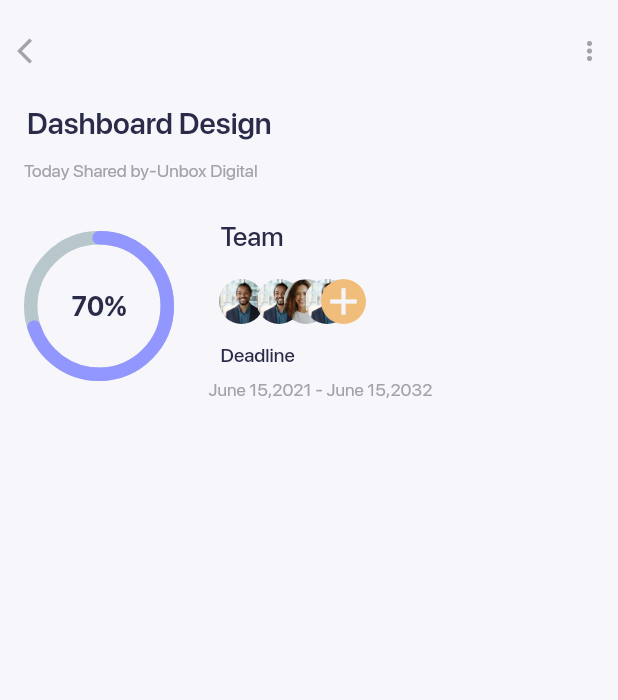
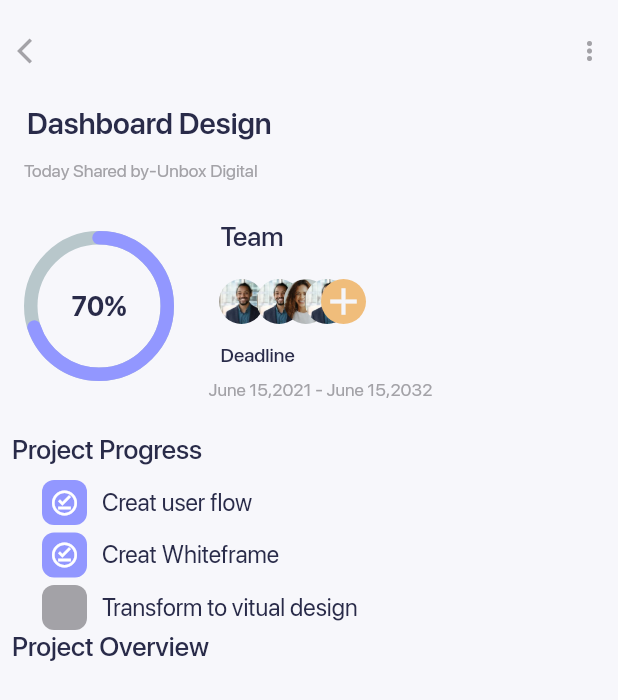
Before and after one commit to sakthiflutter/taskmanagement, a Flutter app: the Dashboardscreen screen opened directly, on a phone screen of 412 x 824 dp. Shown: the top 700 px of the screen. Run offline on Flutter 3.47's test engine with Material 2 defaults, Android fonts, the phone set to English and light mode, and no system bars; drawn by our look-alikes of percent_indicator; our stand-ins replace get; missing offline and left inert: floating_bottom_bar; statements that could not run were skipped; project files that could hold a hidden picture were left out.

Commit message:
intial commit

```diff
--- a/lib/view/dashboard.dart
+++ b/lib/view/dashboard.dart
@@ -12,7 +12,7 @@ class Dashboardscreen extends StatefulWidget {
 class _DashboardscreenState extends State<Dashboardscreen> {
   @override
   Widget build(BuildContext context) {
-    var  mheight=MediaQuery.of(context).size.height;
+
     var  mwidth=MediaQuery.of(context).size.width;
     return Scaffold(
       body: SafeArea(
@@ -37,21 +37,21 @@ class _DashboardscreenState extends State<Dashboardscreen> {
                   ],
                 ),
               ),
-              SizedBox(
+              const SizedBox(
                 height: 10,
               ),
-              Padding(
-                padding: const EdgeInsets.only(left: 10.0),
+              const Padding(
+                padding: EdgeInsets.only(left: 10.0),
                 child: Text("Dashboard Design",style: TextStyle(fontWeight: FontWeight.w600,fontSize: 20),),
               ),
-              SizedBox(
+              const SizedBox(
                 height: 5,
               ),
-              Padding(
-                padding: const EdgeInsets.all(8.0),
+              const Padding(
+                padding: EdgeInsets.all(8.0),
                 child: Text('Today Shared by-Unbox Digital',style: TextStyle(color: AppColors.textcolour2,fontSize: 12),),
               ),
-              Container(
+              SizedBox(
                 height: 150,
 
                 width: mwidth*0.9,
@@ -76,7 +76,7 @@ class _DashboardscreenState extends State<Dashboardscreen> {
 
                       ),
                     ),
-                    Container(
+                    SizedBox(
                       width: mwidth*0.56,
 
                       child: Padding(
@@ -85,14 +85,14 @@ class _DashboardscreenState extends State<Dashboardscreen> {
                           mainAxisAlignment: MainAxisAlignment.start,
                           crossAxisAlignment: CrossAxisAlignment.start,
                           children: [
-                            SizedBox(
+                            const SizedBox(
                               height: 10,
                             ),
-                            Padding(
-                              padding: const EdgeInsets.all(8.0),
+                            const Padding(
+                              padding: EdgeInsets.all(8.0),
                               child: Text("Team",style: TextStyle(fontWeight: FontWeight.w500,fontSize: 18),),
                             ),
-                            SizedBox(
+                            const SizedBox(
                               height: 5,
                             ),
                             Padding(
@@ -168,19 +168,103 @@ class _DashboardscreenState extends State<Dashboardscreen> {
                                 ),
                               ),
                             ),
-                            Padding(
-                              padding: const EdgeInsets.all(8.0),
+                            const Padding(
+                              padding: EdgeInsets.all(8.0),
                               child: Text("Deadline",style: TextStyle(fontWeight: FontWeight.w500,fontSize: 13),),
                             ),
-                            Text("June 15,2021 - June 15,2032",style: TextStyle(fontSize: 12,color: AppColors.textcolour2),)
+                            const Text("June 15,2021 - June 15,2032",style: TextStyle(fontSize: 12,color: AppColors.textcolour2),),
+                            const SizedBox(
+                              height: 5,
+                            ),
+
 
                           ],
                         ),
                       ),
-                    )
+                    ),
+
                   ],
                 ),
-              )
+              ),
+              const SizedBox(
+                height: 10,
+              ),
+              const Text("Project Progress",style: TextStyle(fontSize: 18,fontWeight: FontWeight.w500),),
+              const SizedBox(
+                height: 10,
+              ),
+              Padding(padding: const EdgeInsets.only(left: 20),
+                child: Column(
+                  children: [
+                    Row(
+                      children: [
+
+                        Container(
+                          height: 30,
+                          width: 30,
+                          decoration: BoxDecoration(
+                            borderRadius: BorderRadius.circular(8),
+                              color: AppColors.appcolour1,
+                          ),
+                          child: const Icon(Icons.offline_pin_outlined,color: Colors.white,size: 20,),
+
+
+                        ),
+                        const SizedBox(
+                          width: 10,
+                        ),
+                        const Text("Creat user flow")
+                      ],
+                    ),
+                    const SizedBox(
+                      height: 5,
+                    ),
+                    Row(
+                      children: [
+                        Container(
+                          height: 30,
+                          width: 30,
+                          decoration: BoxDecoration(
+                            borderRadius: BorderRadius.circular(8),
+                            color: AppColors.appcolour1,
+                          ),
+                          child: const Icon(Icons.offline_pin_outlined,color: Colors.white,size: 20,),
+
+
+                        ),
+                        const SizedBox(
+                          width: 10,
+                        ),
+                        const Text("Creat Whiteframe")
+                      ],
+                    ),
+                    const SizedBox(
+                      height: 5,
+                    ),
+                    Row(
+                      children: [
+                        Container(
+                          height: 30,
+                          width: 30,
+                          decoration: BoxDecoration(
+                            borderRadius: BorderRadius.circular(8),
+                            color: AppColors.textcolour2,
+                          ),
+
+
+
+                        ),
+                        const SizedBox(
+                          width: 10,
+                        ),
+                        const Text("Transform to vitual design")
+                      ],
+                    ),
+                  ],
+                ),
+              ),
+              const Text("Project Overview",style: TextStyle(fontSize: 18,fontWeight: FontWeight.w500),),
+
 
 
             ],
--- a/lib/view/homescreen.dart
+++ b/lib/view/homescreen.dart
@@ -176,7 +176,7 @@ class _HomescreenState extends State<Homescreen> {
                               child: Row(
                                 mainAxisAlignment: MainAxisAlignment.spaceBetween,
                                 children: [
-                                  const Icon(Icons.outbond_outlined,color: Color(0xFFC3C3C3),),
+                                  const Icon(Icons.offline_pin_outlined,color: Color(0xFFC3C3C3),),
                                   Column(
                                     mainAxisAlignment: MainAxisAlignment.spaceBetween,
                                     crossAxisAlignment: CrossAxisAlignment.start,
```
